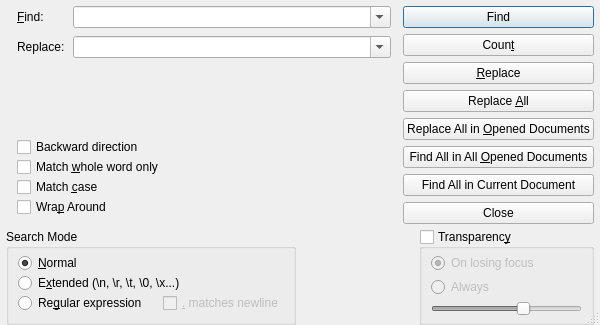
Qt form src/dialogs/FindReplaceDialog.ui (dail8859/NotepadNext) before a commit.
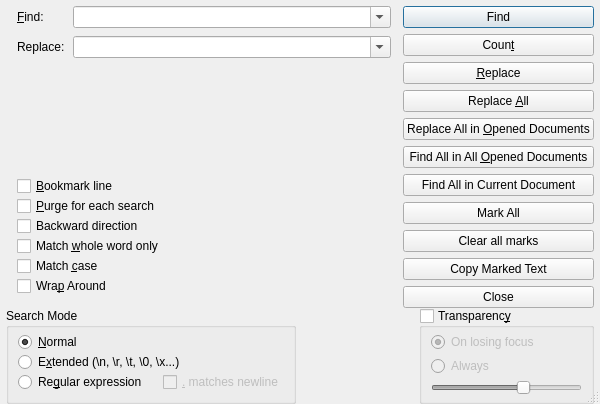
The same form after that commit.

Commit message: Add Search and bookmark lines

```diff
--- a/src/dialogs/FindReplaceDialog.ui
+++ b/src/dialogs/FindReplaceDialog.ui
@@ -305,6 +305,36 @@
          </property>
         </widget>
        </item>
+       <item>
+        <widget class="QPushButton" name="buttonMarkAll">
+         <property name="text">
+          <string>Mark All</string>
+         </property>
+         <property name="autoDefault">
+          <bool>false</bool>
+         </property>
+        </widget>
+       </item>
+       <item>
+        <widget class="QPushButton" name="buttonClearAllMarks">
+         <property name="text">
+          <string>Clear all marks</string>
+         </property>
+         <property name="autoDefault">
+          <bool>false</bool>
+         </property>
+        </widget>
+       </item>
+       <item>
+        <widget class="QPushButton" name="buttonCopyMarkedText">
+         <property name="text">
+          <string>Copy Marked Text</string>
+         </property>
+         <property name="autoDefault">
+          <bool>false</bool>
+         </property>
+        </widget>
+       </item>
        <item>
         <widget class="QPushButton" name="buttonClose">
          <property name="text">
@@ -439,6 +469,20 @@
          <property name="spacing">
           <number>0</number>
          </property>
+         <item>
+          <widget class="QCheckBox" name="checkBoxBookmarkLine">
+           <property name="text">
+            <string>&amp;Bookmark line</string>
+           </property>
+          </widget>
+         </item>
+         <item>
+          <widget class="QCheckBox" name="checkBoxPurgeForEachSearch">
+           <property name="text">
+            <string>&amp;Purge for each search</string>
+           </property>
+          </widget>
+         </item>
          <item>
           <widget class="QCheckBox" name="checkBoxBackwardsDirection">
            <property name="text">
```
Left out of the diff: 3 changed lines with no effect on the pictures. The commit also changes 6 other files.
